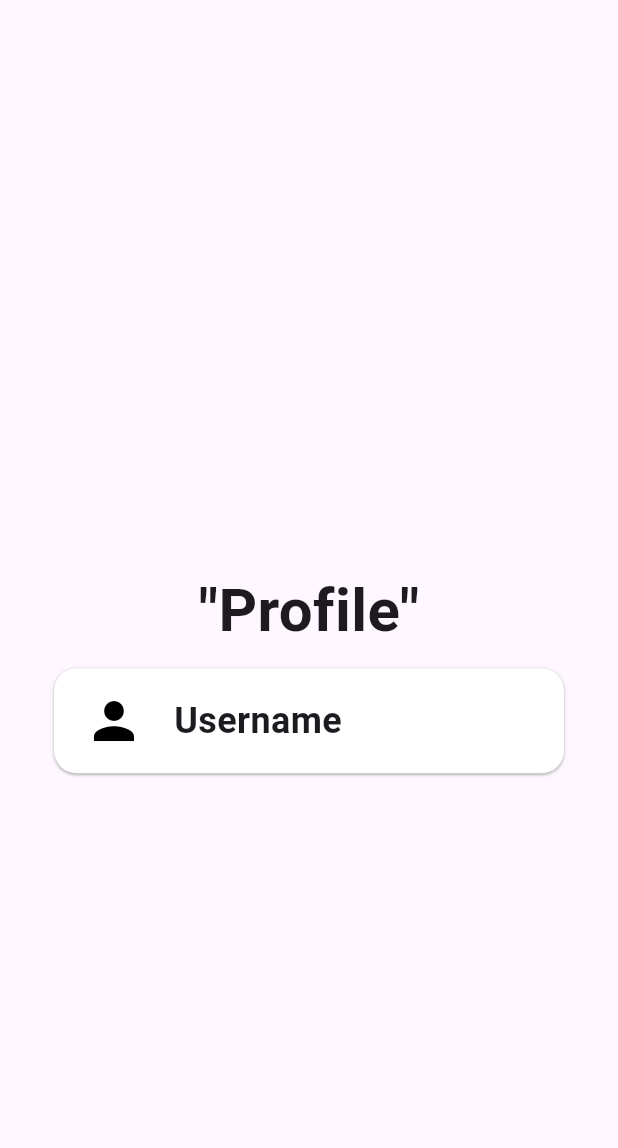
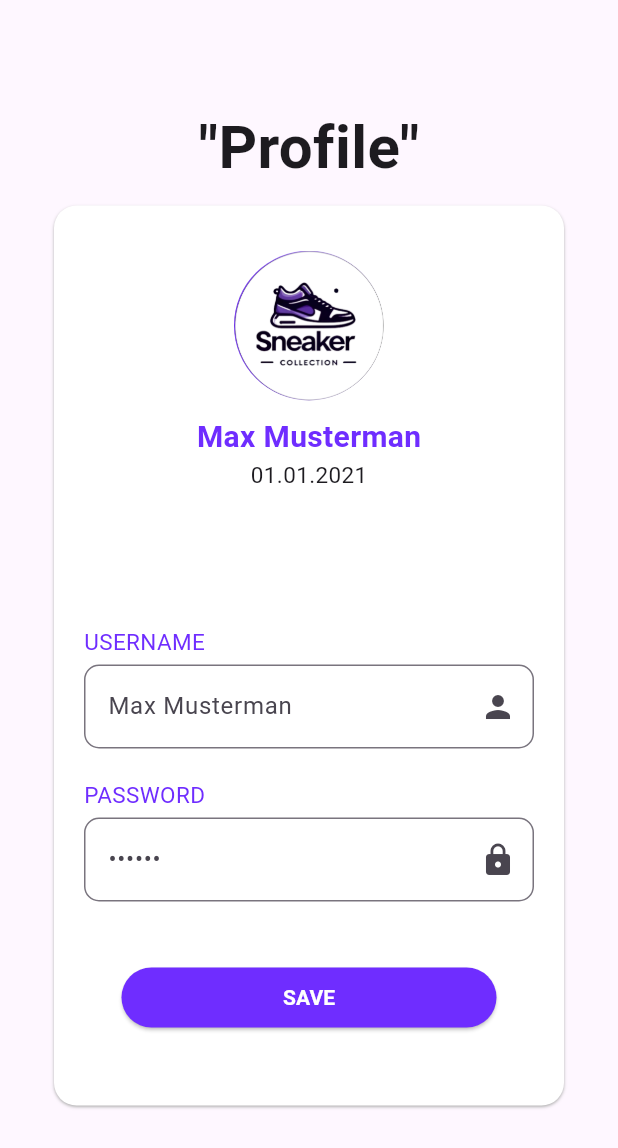
Before and after one commit to YourInternationalMate/sneaker_collector, a Flutter app: the Profile screen opened directly, on a phone screen of 412 x 824 dp. Shown: the top 1148 px of the screen. Run offline on Flutter 3.47's test engine with Material 3 defaults, Android fonts, the light colour scheme and no system bars; our stand-ins replace firebase_core; accounts and stored records are empty; Roboto replaces fonts that are missing (future).

Commit message:
Profile Page Updated

```diff
--- a/lib/models/user.dart
+++ b/lib/models/user.dart
@@ -2,9 +2,11 @@
   String name;  //nicht Final, soll man in den Settings ändern können
   String email;
   String password;
+  String since;
 
   User({
     required this.name,
     required this.email,
-    required this.password});
+    required this.password,
+    required this.since});
 }
--- a/lib/pages/login_screen.dart
+++ b/lib/pages/login_screen.dart
@@ -214,6 +214,7 @@
     //Login Check
     if (_usernameController.text == 'admin' &&
         _passwordController.text == 'admin') {
+          // dispose();
       Navigator.pushReplacementNamed(context, '/home');
     } else {
       showDialog(
--- a/lib/pages/profile_screen.dart
+++ b/lib/pages/profile_screen.dart
@@ -1,15 +1,33 @@
 import 'package:flutter/material.dart';
-class Profile extends StatelessWidget {
-  const Profile({super.key});
+import 'package:sneaker_collector/models/user.dart';
 
+class Profile extends StatefulWidget {
+  const Profile({Key? key}) : super(key: key);
 
+  @override
+  _ProfileState createState() => _ProfileState();
+}
+
+class _ProfileState extends State<Profile> {
+  final TextEditingController _usernameController = TextEditingController();
+  final TextEditingController _passwordController = TextEditingController();
+
+  final User user = User( // Test User
+      name: "Max Musterman",
+      email: "test.test@test.de",
+      password: "123456",
+      since: "01.01.2021");
+
+  void saveData(BuildContext context) {
+    print(_usernameController.text + " " + _passwordController.text); //TODO: Daten speichern
+  }
 
   @override
   Widget build(BuildContext context) {
     return Scaffold(
       body: Center(
         child: Column(
-          mainAxisAlignment: MainAxisAlignment.center,
+          mainAxisAlignment: MainAxisAlignment.start,
           children: <Widget>[
             const SizedBox(height: 70),
             const Text(
@@ -22,8 +40,9 @@
             ),
             const SizedBox(height: 10),
             Container(
+                // Hier wird das Profil angezeigt
                 width: 340,
-              height: 70,
+                height: 600,
                 decoration: BoxDecoration(
                   borderRadius: BorderRadius.circular(15),
                   color: Colors.white,
@@ -35,34 +54,114 @@
                     ),
                   ],
                 ),
-              child: Row(
+                child: Column(
                   children: <Widget>[
+                    const SizedBox(height: 30),
                     Container(
-                    margin: const EdgeInsets.symmetric(horizontal: 20),
-                    child: const Icon(
-                      Icons.person,
-                      size: 40,
-                      color: Colors.black,
+                      width: 100,
+                      height: 100,
+                      decoration: const BoxDecoration(
+                        shape: BoxShape.circle,
+                        image: DecorationImage(
+                          image: AssetImage(
+                              "assets/images/logo/SneakerCollectorLogo.png"), // TODO: Bild in DB
+                          fit: BoxFit.cover,
                         ),
                       ),
-                  const Text(
-                    'Username',
+                    ),
+                    const SizedBox(height: 10),
+                    Text(user.name,
+                        style: const TextStyle(
+                            fontSize: 20,
+                            fontWeight: FontWeight.bold,
+                            color: Color(0xFF6F2DFF))),
+                    Text(user.since, style: const TextStyle(fontSize: 15)),
+
+                    //Username
+                    const SizedBox(height: 90),
+                    const Align(
+                      alignment: Alignment.centerLeft,
+                      child: Padding(
+                        padding: EdgeInsets.only(left: 20, bottom: 5),
+                        child: Text("USERNAME",
                             style: TextStyle(
-                      fontSize: 24,
-                      fontWeight: FontWeight.bold,
-                      fontFamily: 'future',
+                                fontSize: 15, color: Color(0xFF6F2DFF))),
                       ),
                     ),
-                ],
+                    SizedBox(
+                      width: 300,
+                      child: TextField(
+                        controller: _usernameController,
+                        decoration: InputDecoration(
+                          border: OutlineInputBorder(
+                            borderRadius: BorderRadius.circular(10),
+                            borderSide: const BorderSide(
+                              color: Color(0xFF6F2DFF),
+                            ),
+                          ),
+                          suffixIcon: const Icon(Icons.person),
+                          hintText: user.name,
+                        ),
+                      ),
+                    ),
+
+                    //Passwort
+                    const SizedBox(height: 20),
+                    const Align(
+                      alignment: Alignment.centerLeft,
+                      child: Padding(
+                        padding: EdgeInsets.only(left: 20, bottom: 5),
+                        child: Text("PASSWORD",
+                            style: TextStyle(
+                                fontSize: 15, color: Color(0xFF6F2DFF))),
+                      ),
+                    ),
+                    SizedBox(
+                      width: 300,
+                      child: TextField(
+                        controller: _passwordController,
+                        obscureText: true,
+                        decoration: InputDecoration(
+                          border: OutlineInputBorder(
+                            borderRadius: BorderRadius.circular(10),
+                            borderSide: const BorderSide(
+                              color: Color(0xFF6F2DFF),
+                            ),
+                          ),
+                          suffixIcon: const Icon(Icons.lock),
+                          hintText: "•" * user.password.length,
+                        ),
+                      ),
+                    ),
+
+                    //Save Button
+                    const SizedBox(height: 40),
+                    SizedBox(
+                      width: 250,
+                      child: ElevatedButton(
+                        onPressed: () {
+                          saveData(context);
+                        },
+                        style: ElevatedButton.styleFrom(
+                          backgroundColor: const Color(0xFF6F2DFF),
+                          foregroundColor: Colors.white,
+                          shape: RoundedRectangleBorder(
+                            borderRadius: BorderRadius.circular(20),
+                          ),
+                        ),
+                        child: const Text(
+                          'SAVE',
+                          style: TextStyle(
+                              fontFamily: 'future',
+                              fontWeight: FontWeight.bold),
+                        ),
                       ),
                     )
-
+                  ],
+                )),
           ],
         ),
       ),
     );
   }
-
-
-
 }
```
Lines whose indentation alone changed are shown as unchanged.
